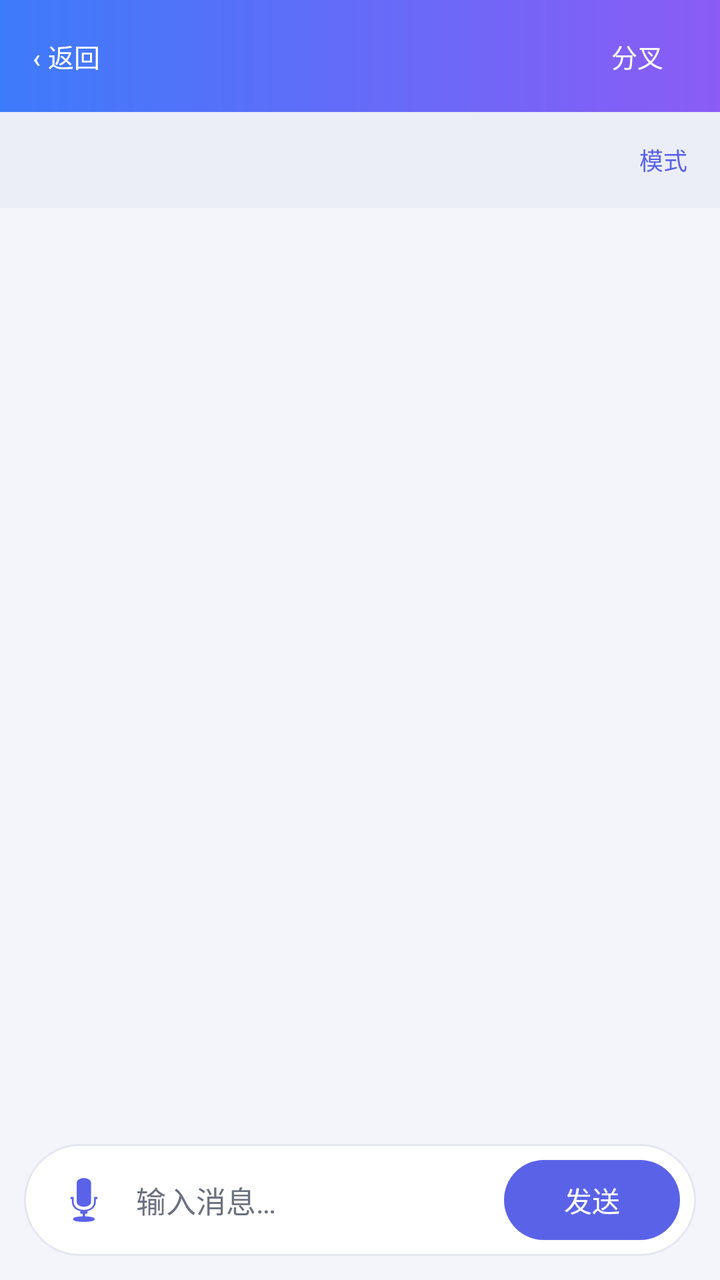
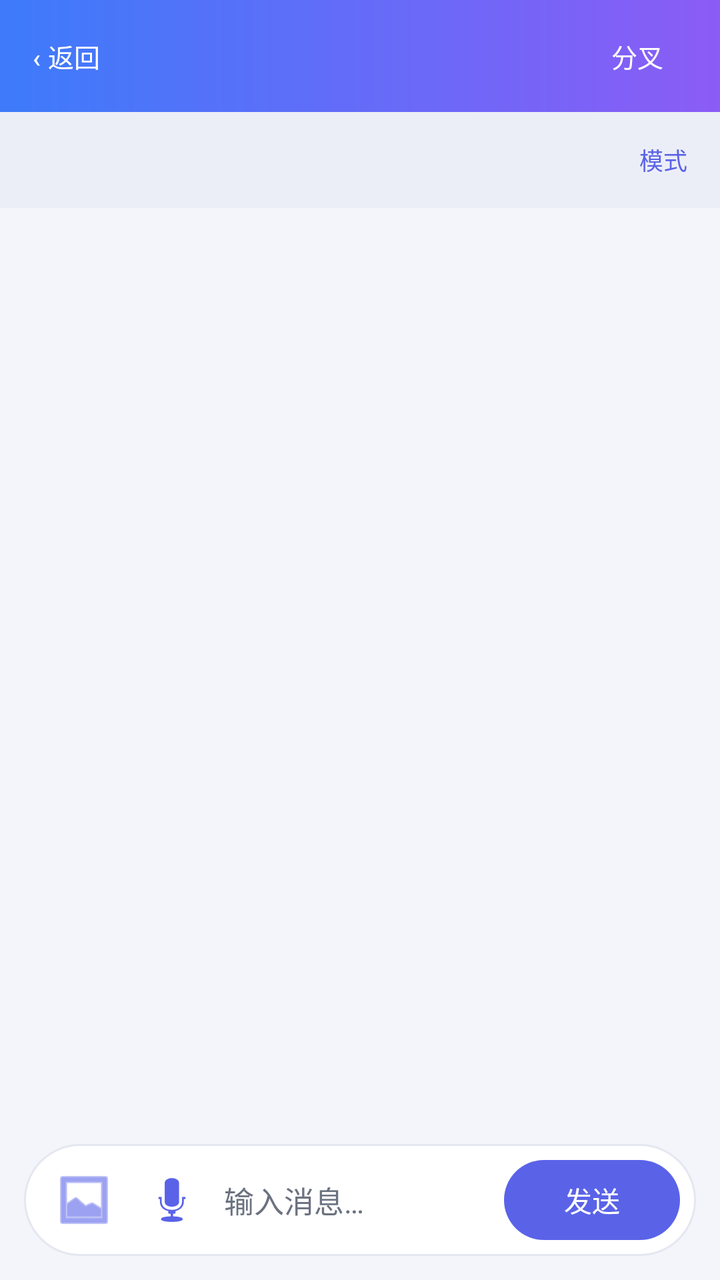

An Android layout rendered at two revisions. The XML below is the earlier revision; the diff shows what the commit changed to produce the second picture.
<!-- AndroidManifest.xml: application theme Theme.KimiMobile -->
<!-- res/layout/activity_chat.xml -->
<?xml version="1.0" encoding="utf-8"?>
<LinearLayout xmlns:android="http://schemas.android.com/apk/res/android"
    android:layout_width="match_parent"
    android:layout_height="match_parent"
    android:background="@color/background"
    android:orientation="vertical">

    
    <LinearLayout
        android:layout_width="match_parent"
        android:layout_height="?android:attr/actionBarSize"
        android:background="@drawable/bg_header"
        android:gravity="center_vertical"
        android:orientation="horizontal"
        android:paddingStart="4dp"
        android:paddingEnd="16dp">

        <Button
            android:id="@+id/btnBack"
            style="@style/Widget.Material3.Button.TextButton"
            android:layout_width="wrap_content"
            android:layout_height="wrap_content"
            android:minWidth="0dp"
            android:text="‹ 返回"
            android:textColor="@android:color/white"
            android:textSize="13sp" />

        <TextView
            android:id="@+id/tvChatTitle"
            android:layout_width="0dp"
            android:layout_height="wrap_content"
            android:layout_marginStart="8dp"
            android:layout_weight="1"
            android:ellipsize="end"
            android:maxLines="1"
            android:textColor="@android:color/white"
            android:textSize="18sp"
            android:textStyle="bold" />

        <Button
            android:id="@+id/btnFork"
            style="@style/Widget.Material3.Button.TextButton"
            android:layout_width="wrap_content"
            android:layout_height="wrap_content"
            android:minWidth="0dp"
            android:text="分叉"
            android:textColor="@android:color/white"
            android:textSize="13sp" />
    </LinearLayout>

    
    <LinearLayout
        android:id="@+id/modeBar"
        android:layout_width="match_parent"
        android:layout_height="wrap_content"
        android:background="@color/surface_variant"
        android:gravity="center_vertical"
        android:minHeight="36dp"
        android:orientation="horizontal"
        android:paddingStart="16dp"
        android:paddingEnd="4dp">

        <TextView
            android:id="@+id/tvModeSummary"
            android:layout_width="0dp"
            android:layout_height="wrap_content"
            android:layout_weight="1"
            android:ellipsize="end"
            android:maxLines="1"
            android:textColor="@color/text_secondary"
            android:textSize="12sp" />

        <TextView
            android:id="@+id/tvContext"
            android:layout_width="wrap_content"
            android:layout_height="wrap_content"
            android:layout_marginEnd="4dp"
            android:textColor="@color/text_secondary"
            android:textSize="11sp"
            android:visibility="gone" />

        <Button
            android:id="@+id/btnModeToggle"
            style="@style/Widget.Material3.Button.TextButton"
            android:layout_width="wrap_content"
            android:layout_height="wrap_content"
            android:minWidth="0dp"
            android:text="模式"
            android:textSize="12sp" />
    </LinearLayout>

    
    <LinearLayout
        android:id="@+id/modePanel"
        android:layout_width="match_parent"
        android:layout_height="wrap_content"
        android:layout_marginStart="12dp"
        android:layout_marginTop="4dp"
        android:layout_marginEnd="12dp"
        android:layout_marginBottom="4dp"
        android:background="@drawable/bg_card"
        android:orientation="vertical"
        android:paddingStart="16dp"
        android:paddingTop="8dp"
        android:paddingEnd="16dp"
        android:paddingBottom="12dp"
        android:visibility="gone">

        <LinearLayout
            android:layout_width="match_parent"
            android:layout_height="wrap_content"
            android:gravity="center_vertical"
            android:orientation="horizontal">

            <TextView
                android:layout_width="0dp"
                android:layout_height="wrap_content"
                android:layout_weight="1"
                android:text="计划模式"
                android:textColor="@color/text_primary"
                android:textSize="14sp" />

            <Switch
                android:id="@+id/swPlan"
                android:layout_width="wrap_content"
                android:layout_height="wrap_content" />
        </LinearLayout>

        <LinearLayout
            android:layout_width="match_parent"
            android:layout_height="wrap_content"
            android:gravity="center_vertical"
            android:orientation="horizontal">

            <TextView
                android:layout_width="0dp"
                android:layout_height="wrap_content"
                android:layout_weight="1"
                android:text="Swarm 模式"
                android:textColor="@color/text_primary"
                android:textSize="14sp" />

            <Switch
                android:id="@+id/swSwarm"
                android:layout_width="wrap_content"
                android:layout_height="wrap_content" />
        </LinearLayout>

        <TextView
            android:layout_width="wrap_content"
            android:layout_height="wrap_content"
            android:layout_marginTop="8dp"
            android:text="权限模式"
            android:textColor="@color/text_secondary"
            android:textSize="12sp" />

        <RadioGroup
            android:id="@+id/rgPermission"
            android:layout_width="match_parent"
            android:layout_height="wrap_content"
            android:orientation="horizontal">

            <RadioButton
                android:id="@+id/rbManual"
                android:layout_width="0dp"
                android:layout_height="wrap_content"
                android:layout_weight="1"
                android:text="手动"
                android:textColor="@color/text_primary"
                android:textSize="14sp" />

            <RadioButton
                android:id="@+id/rbAuto"
                android:layout_width="0dp"
                android:layout_height="wrap_content"
                android:layout_weight="1"
                android:text="自动"
                android:textColor="@color/text_primary"
                android:textSize="14sp" />

            <RadioButton
                android:id="@+id/rbYolo"
                android:layout_width="0dp"
                android:layout_height="wrap_content"
                android:layout_weight="1"
                android:text="YOLO"
                android:textColor="@color/text_primary"
                android:textSize="14sp" />
        </RadioGroup>

        <LinearLayout
            android:layout_width="match_parent"
            android:layout_height="wrap_content"
            android:layout_marginTop="4dp"
            android:gravity="center_vertical"
            android:orientation="horizontal">

            <TextView
                android:layout_width="wrap_content"
                android:layout_height="wrap_content"
                android:text="模型"
                android:textColor="@color/text_secondary"
                android:textSize="12sp" />

            <Spinner
                android:id="@+id/spinnerModel"
                android:layout_width="0dp"
                android:layout_height="wrap_content"
                android:layout_marginStart="12dp"
                android:layout_weight="1" />
        </LinearLayout>

        <View
            android:layout_width="match_parent"
            android:layout_height="1dp"
            android:layout_marginTop="8dp"
            android:background="@color/divider" />

        
        <LinearLayout
            android:id="@+id/goalCreate"
            android:layout_width="match_parent"
            android:layout_height="wrap_content"
            android:layout_marginTop="8dp"
            android:gravity="center_vertical"
            android:orientation="horizontal">

            <EditText
                android:id="@+id/etGoal"
                android:layout_width="0dp"
                android:layout_height="wrap_content"
                android:layout_weight="1"
                android:background="@drawable/bg_field"
                android:hint="目标模式：输入目标…"
                android:importantForAutofill="no"
                android:inputType="text"
                android:textColor="@color/text_primary"
                android:textColorHint="@color/text_secondary"
                android:textSize="13sp" />

            <Button
                android:id="@+id/btnGoalCreate"
                android:layout_width="wrap_content"
                android:layout_height="wrap_content"
                android:layout_marginStart="8dp"
                android:minWidth="0dp"
                android:text="设定"
                android:textSize="12sp" />
        </LinearLayout>

        
        <LinearLayout
            android:id="@+id/goalActive"
            android:layout_width="match_parent"
            android:layout_height="wrap_content"
            android:layout_marginTop="8dp"
            android:gravity="center_vertical"
            android:orientation="horizontal"
            android:visibility="gone">

            <TextView
                android:id="@+id/tvGoalSummary"
                android:layout_width="0dp"
                android:layout_height="wrap_content"
                android:layout_weight="1"
                android:ellipsize="end"
                android:maxLines="2"
                android:textColor="@color/text_primary"
                android:textSize="13sp" />

            <Button
                android:id="@+id/btnGoalPause"
                style="@style/Widget.Material3.Button.TextButton"
                android:layout_width="wrap_content"
                android:layout_height="wrap_content"
                android:minWidth="0dp"
                android:text="暂停"
                android:textSize="12sp" />

            <Button
                android:id="@+id/btnGoalResume"
                style="@style/Widget.Material3.Button.TextButton"
                android:layout_width="wrap_content"
                android:layout_height="wrap_content"
                android:minWidth="0dp"
                android:text="恢复"
                android:textSize="12sp" />

            <Button
                android:id="@+id/btnGoalCancel"
                style="@style/Widget.Material3.Button.TextButton"
                android:layout_width="wrap_content"
                android:layout_height="wrap_content"
                android:minWidth="0dp"
                android:text="取消"
                android:textColor="@color/error"
                android:textSize="12sp" />
        </LinearLayout>
    </LinearLayout>

    <TextView
        android:id="@+id/tvStatus"
        android:layout_width="match_parent"
        android:layout_height="wrap_content"
        android:background="@color/status_bg"
        android:gravity="center"
        android:padding="8dp"
        android:textColor="@color/status_text"
        android:textSize="13sp"
        android:visibility="gone" />

    
    <TextView
        android:id="@+id/tvLoadEarlier"
        android:layout_width="match_parent"
        android:layout_height="wrap_content"
        android:background="?android:attr/selectableItemBackground"
        android:clickable="true"
        android:focusable="true"
        android:gravity="center"
        android:padding="8dp"
        android:text="加载更早消息"
        android:textColor="@color/primary"
        android:textSize="13sp"
        android:visibility="gone" />

    <androidx.recyclerview.widget.RecyclerView
        android:id="@+id/recyclerMessages"
        android:layout_width="match_parent"
        android:layout_height="0dp"
        android:layout_weight="1"
        android:clipToPadding="false"
        android:paddingStart="12dp"
        android:paddingTop="8dp"
        android:paddingEnd="12dp"
        android:paddingBottom="64dp" />

    
    <LinearLayout
        android:layout_width="match_parent"
        android:layout_height="wrap_content"
        android:layout_marginStart="12dp"
        android:layout_marginEnd="12dp"
        android:layout_marginBottom="12dp"
        android:background="@drawable/bg_input_bar"
        android:gravity="center_vertical"
        android:orientation="horizontal">

        <ImageButton
            android:id="@+id/btnMic"
            android:layout_width="44dp"
            android:layout_height="44dp"
            android:background="?android:attr/selectableItemBackgroundBorderless"
            android:contentDescription="语音输入"
            android:src="@android:drawable/ic_btn_speak_now"
            android:tint="@color/primary" />

        <EditText
            android:id="@+id/etInput"
            android:layout_width="0dp"
            android:layout_height="wrap_content"
            android:layout_marginStart="4dp"
            android:layout_marginEnd="8dp"
            android:layout_weight="1"
            android:background="@android:color/transparent"
            android:hint="输入消息…"
            android:importantForAutofill="no"
            android:inputType="textCapSentences|textMultiLine"
            android:lineSpacingMultiplier="1.25"
            android:maxLines="4"
            android:paddingTop="8dp"
            android:paddingBottom="8dp"
            android:textColor="@color/text_primary"
            android:textColorHint="@color/text_secondary"
            android:textSize="15sp" />

        <Button
            android:id="@+id/btnSend"
            android:layout_width="wrap_content"
            android:layout_height="wrap_content"
            android:text="发送" />
    </LinearLayout>
</LinearLayout>
<!-- resources referenced by this layout -->
<resources>
  <color name="background">#F4F5FB</color>
  <color name="divider">#E5E7F0</color>
  <color name="error">#D32F2F</color>
  <color name="primary">#5A63E8</color>
  <color name="status_bg">#FFF6DE</color>
  <color name="status_text">#8D6E00</color>
  <color name="surface_variant">#ECEEF7</color>
  <color name="text_primary">#1B1D2A</color>
  <color name="text_secondary">#6B7280</color>
  <!-- drawable bg_card (drawable) -->
  <?xml version="1.0" encoding="utf-8"?>
  <shape xmlns:android="http://schemas.android.com/apk/res/android"
      android:shape="rectangle">
      <solid android:color="@color/surface" />
      <stroke
          android:width="1dp"
          android:color="@color/divider" />
      <corners android:radius="14dp" />
  </shape>
  <!-- drawable bg_field (drawable) -->
  <?xml version="1.0" encoding="utf-8"?>
  <shape xmlns:android="http://schemas.android.com/apk/res/android"
      android:shape="rectangle">
      <solid android:color="@color/surface" />
      <stroke
          android:width="1dp"
          android:color="@color/divider" />
      <corners android:radius="12dp" />
      <padding
          android:left="14dp"
          android:top="10dp"
          android:right="14dp"
          android:bottom="10dp" />
  </shape>
  <!-- drawable bg_header (drawable) -->
  <?xml version="1.0" encoding="utf-8"?>
  <shape xmlns:android="http://schemas.android.com/apk/res/android"
      android:shape="rectangle">
      <gradient
          android:type="linear"
          android:angle="0"
          android:startColor="@color/brand_blue"
          android:endColor="@color/brand_purple" />
  </shape>
  <!-- drawable bg_input_bar (drawable) -->
  <?xml version="1.0" encoding="utf-8"?>
  <shape xmlns:android="http://schemas.android.com/apk/res/android"
      android:shape="rectangle">
      <solid android:color="@color/surface" />
      <stroke
          android:width="1dp"
          android:color="@color/divider" />
      <corners android:radius="28dp" />
      <padding
          android:left="8dp"
          android:top="4dp"
          android:right="8dp"
          android:bottom="4dp" />
  </shape>
  <color name="surface">#FFFFFF</color>
  <color name="brand_blue">#3D7BFA</color>
  <color name="brand_purple">#8B5CF6</color>
  <color name="on_primary">#FFFFFF</color>
  <color name="primary_container">#E3E6FF</color>
  <color name="on_primary_container">#1B2060</color>
  <!-- drawable bg_splash (drawable) -->
  <?xml version="1.0" encoding="utf-8"?>
  <shape xmlns:android="http://schemas.android.com/apk/res/android"
      android:shape="rectangle">
      <gradient
          android:type="linear"
          android:angle="135"
          android:startColor="@color/brand_blue"
          android:endColor="@color/brand_purple" />
  </shape>
  <!-- unchanged entries left out for length: 1 -->
</resources>

<!-- the commit's change to res/layout/activity_chat.xml (unified diff, before → after) -->
@@ -343,41 +343,95 @@
         android:layout_marginEnd="12dp"
         android:layout_marginBottom="12dp"
         android:background="@drawable/bg_input_bar"
-        android:gravity="center_vertical"
-        android:orientation="horizontal">
-
-        <ImageButton
-            android:id="@+id/btnMic"
-            android:layout_width="44dp"
-            android:layout_height="44dp"
-            android:background="?android:attr/selectableItemBackgroundBorderless"
-            android:contentDescription="语音输入"
-            android:src="@android:drawable/ic_btn_speak_now"
-            android:tint="@color/primary" />
-
-        <EditText
-            android:id="@+id/etInput"
-            android:layout_width="0dp"
-            android:layout_height="wrap_content"
-            android:layout_marginStart="4dp"
-            android:layout_marginEnd="8dp"
-            android:layout_weight="1"
-            android:background="@android:color/transparent"
-            android:hint="输入消息…"
-            android:importantForAutofill="no"
-            android:inputType="textCapSentences|textMultiLine"
-            android:lineSpacingMultiplier="1.25"
-            android:maxLines="4"
+        android:orientation="vertical">
+
+        
+        <LinearLayout
+            android:id="@+id/imagePreviewBar"
+            android:layout_width="match_parent"
+            android:layout_height="wrap_content"
+            android:gravity="center_vertical"
+            android:orientation="horizontal"
+            android:paddingStart="8dp"
             android:paddingTop="8dp"
-            android:paddingBottom="8dp"
-            android:textColor="@color/text_primary"
-            android:textColorHint="@color/text_secondary"
-            android:textSize="15sp" />
-
-        <Button
-            android:id="@+id/btnSend"
-            android:layout_width="wrap_content"
-            android:layout_height="wrap_content"
-            android:text="发送" />
+            android:paddingEnd="4dp"
+            android:visibility="gone">
+
+            <ImageView
+                android:id="@+id/ivImagePreview"
+                android:layout_width="48dp"
+                android:layout_height="48dp"
+                android:scaleType="centerCrop" />
+
+            <TextView
+                android:id="@+id/tvImageState"
+                android:layout_width="0dp"
+                android:layout_height="wrap_content"
+                android:layout_marginStart="8dp"
+                android:layout_weight="1"
+                android:text="上传中…"
+                android:textColor="@color/text_secondary"
+                android:textSize="12sp" />
+
+            <Button
+                android:id="@+id/btnRemoveImage"
+                style="@style/Widget.Material3.Button.TextButton"
+                android:layout_width="wrap_content"
+                android:layout_height="wrap_content"
+                android:minWidth="0dp"
+                android:text="移除"
+                android:textColor="@color/error"
+                android:textSize="12sp" />
+        </LinearLayout>
+
+        <LinearLayout
+            android:layout_width="match_parent"
+            android:layout_height="wrap_content"
+            android:gravity="center_vertical"
+            android:orientation="horizontal">
+
+            <ImageButton
+                android:id="@+id/btnPick"
+                android:layout_width="44dp"
+                android:layout_height="44dp"
+                android:background="?android:attr/selectableItemBackgroundBorderless"
+                android:contentDescription="发送图片"
+                android:src="@android:drawable/ic_menu_gallery"
+                android:tint="@color/primary" />
+
+            <ImageButton
+                android:id="@+id/btnMic"
+                android:layout_width="44dp"
+                android:layout_height="44dp"
+                android:background="?android:attr/selectableItemBackgroundBorderless"
+                android:contentDescription="语音输入"
+                android:src="@android:drawable/ic_btn_speak_now"
+                android:tint="@color/primary" />
+
+            <EditText
+                android:id="@+id/etInput"
+                android:layout_width="0dp"
+                android:layout_height="wrap_content"
+                android:layout_marginStart="4dp"
+                android:layout_marginEnd="8dp"
+                android:layout_weight="1"
+                android:background="@android:color/transparent"
+                android:hint="输入消息…"
+                android:importantForAutofill="no"
+                android:inputType="textCapSentences|textMultiLine"
+                android:lineSpacingMultiplier="1.25"
+                android:maxLines="4"
+                android:paddingTop="8dp"
+                android:paddingBottom="8dp"
+                android:textColor="@color/text_primary"
+                android:textColorHint="@color/text_secondary"
+                android:textSize="15sp" />
+
+            <Button
+                android:id="@+id/btnSend"
+                android:layout_width="wrap_content"
+                android:layout_height="wrap_content"
+                android:text="发送" />
+        </LinearLayout>
     </LinearLayout>
 </LinearLayout>
